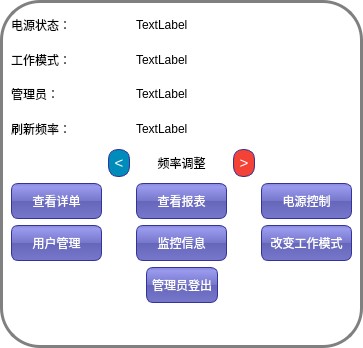
Qt form Master/managercontrolpanel.ui (L-Jay1999/DistributedTemperatureControlSystem) before a commit.
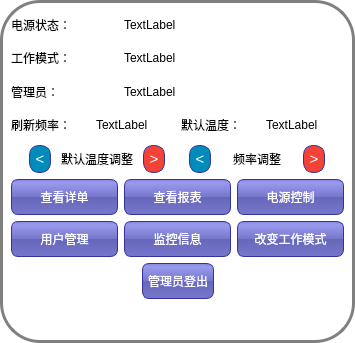
The same form after that commit.

Commit message: 修改SetModeRequest格式，管理员校验，以及默认温度调整

The edit to the form file:
```diff
--- a/Master/managercontrolpanel.ui
+++ b/Master/managercontrolpanel.ui
@@ -6,8 +6,8 @@
    <rect>
     <x>0</x>
     <y>0</y>
-    <width>363</width>
-    <height>348</height>
+    <width>355</width>
+    <height>343</height>
    </rect>
   </property>
   <property name="windowTitle">
@@ -48,52 +48,35 @@
 }</string>
   </property>
   <layout class="QGridLayout" name="gridLayout">
-   <item row="3" column="0">
-    <widget class="QLabel" name="label_2">
-     <property name="text">
-      <string>工作模式：</string>
-     </property>
-    </widget>
-   </item>
-   <item row="2" column="2">
-    <widget class="QLabel" name="label_power">
-     <property name="text">
-      <string>TextLabel</string>
-     </property>
-    </widget>
-   </item>
-   <item row="11" column="0" colspan="5">
-    <widget class="QLabel" name="label_error_info">
-     <property name="text">
-      <string/>
-     </property>
-     <property name="alignment">
-      <set>Qt::AlignCenter</set>
-     </property>
-    </widget>
-   </item>
-   <item row="9" column="0">
+   <item row="6" column="0">
     <widget class="QPushButton" name="pushButton_user">
      <property name="text">
       <string>用户管理</string>
      </property>
     </widget>
    </item>
-   <item row="4" column="2">
-    <widget class="QLabel" name="label_manager">
+   <item row="0" column="0">
+    <widget class="QLabel" name="label">
+     <property name="text">
+      <string>电源状态：</string>
+     </property>
+    </widget>
+   </item>
+   <item row="5" column="0">
+    <widget class="QPushButton" name="pushButton_detail">
+     <property name="text">
+      <string>查看详单</string>
+     </property>
+    </widget>
+   </item>
+   <item row="1" column="1">
+    <widget class="QLabel" name="label_mode">
      <property name="text">
       <string>TextLabel</string>
      </property>
     </widget>
    </item>
-   <item row="8" column="2">
-    <widget class="QPushButton" name="pushButton_report">
-     <property name="text">
-      <string>查看报表</string>
-     </property>
-    </widget>
-   </item>
-   <item row="10" column="0" colspan="5">
+   <item row="7" column="0" colspan="3">
     <layout class="QHBoxLayout" name="horizontalLayout_2">
      <item>
       <spacer name="horizontalSpacer">
@@ -130,42 +113,199 @@
      </item>
     </layout>
    </item>
-   <item row="4" column="0">
+   <item row="2" column="1">
+    <widget class="QLabel" name="label_manager">
+     <property name="text">
+      <string>TextLabel</string>
+     </property>
+    </widget>
+   </item>
+   <item row="2" column="0">
     <widget class="QLabel" name="label_3">
      <property name="text">
       <string>管理员：</string>
      </property>
     </widget>
    </item>
-   <item row="9" column="2">
-    <widget class="QPushButton" name="pushButton_monitor">
-     <property name="text">
-      <string>监控信息</string>
-     </property>
-    </widget>
+   <item row="4" column="0" colspan="3">
+    <layout class="QHBoxLayout" name="horizontalLayout_3">
+     <item>
+      <layout class="QHBoxLayout" name="horizontalLayout_4" stretch="0,0,0">
+       <item>
+        <widget class="QPushButton" name="pushButton_degree_down">
+         <property name="maximumSize">
+          <size>
+           <width>22</width>
+           <height>28</height>
+          </size>
+         </property>
+         <property name="styleSheet">
+          <string notr="true">QPushButton {
+    min-width: 10px;
+    max-width: 10px;
+    max-height: 10px;
+    min-height: 10px;
+    border-radius: 10px;
+    font-size: 15px;
+    color: white;
+    background: #008cba ; /* 默认颜色 */
+}
+
+QPushButton:hover {
+    font-size: 18px;
+    color: white;
+    background: #d5d5d5; /* 悬停颜色 */
+}
+
+QPushButton:pressed {
+    background: #f2f2f2 /* 按下颜色 */
+}</string>
+         </property>
+         <property name="text">
+          <string>&lt;</string>
+         </property>
+        </widget>
+       </item>
+       <item>
+        <widget class="QLabel" name="label_6">
+         <property name="maximumSize">
+          <size>
+           <width>80</width>
+           <height>80</height>
+          </size>
+         </property>
+         <property name="text">
+          <string>默认温度调整</string>
+         </property>
+         <property name="alignment">
+          <set>Qt::AlignCenter</set>
+         </property>
+        </widget>
+       </item>
+       <item>
+        <widget class="QPushButton" name="pushButton_degree_up">
+         <property name="maximumSize">
+          <size>
+           <width>22</width>
+           <height>28</height>
+          </size>
+         </property>
+         <property name="styleSheet">
+          <string notr="true">QPushButton {
+    min-width: 10px;
+    max-width: 10px;
+    max-height: 10px;
+    min-height: 10px;
+    border-radius: 10px;
+    font-size: 15px;
+    color: white;
+    background: #f44336 ; /* 默认颜色 */
+}
+
+QPushButton:hover {
+    font-size: 18px;
+    color: white;
+    background: #d5d5d5; /* 悬停颜色 */
+}
+
+QPushButton:pressed {
+    background: #f2f2f2 /* 按下颜色 */
+}</string>
+         </property>
+         <property name="text">
+          <string>&gt;</string>
+         </property>
+        </widget>
+       </item>
+      </layout>
+     </item>
+     <item>
+      <layout class="QHBoxLayout" name="horizontalLayout_5" stretch="0,0,0">
+       <item>
+        <widget class="QPushButton" name="pushButton_rate_down">
+         <property name="autoFillBackground">
+          <bool>false</bool>
+         </property>
+         <property name="styleSheet">
+          <string notr="true">QPushButton {
+    min-width: 10px;
+    max-width: 10px;
+    max-height: 10px;
+    min-height: 10px;
+    border-radius: 10px;
+    font-size: 15px;
+    color: white;
+    background: #008cba ; /* 默认颜色 */
+}
+
+QPushButton:hover {
+    font-size: 18px;
+    color: white;
+    background: #d5d5d5; /* 悬停颜色 */
+}
+
+QPushButton:pressed {
+    background: #f2f2f2 /* 按下颜色 */
+}</string>
+         </property>
+         <property name="text">
+          <string>&lt;</string>
+         </property>
+         <property name="autoDefault">
+          <bool>false</bool>
+         </property>
+        </widget>
+       </item>
+       <item>
+        <widget class="QLabel" name="label_5">
+         <property name="maximumSize">
+          <size>
+           <width>80</width>
+           <height>16777215</height>
+          </size>
+         </property>
+         <property name="text">
+          <string>频率调整</string>
+         </property>
+         <property name="alignment">
+          <set>Qt::AlignCenter</set>
+         </property>
+        </widget>
+       </item>
+       <item>
+        <widget class="QPushButton" name="pushButton_rate_up">
+         <property name="styleSheet">
+          <string notr="true">QPushButton {
+    min-width: 10px;
+    max-width: 10px;
+    max-height: 10px;
+    min-height: 10px;
+    border-radius: 10px;
+    font-size: 15px;
+    color: white;
+    background: #f44336 ; /* 默认颜色 */
+}
+
+QPushButton:hover {
+    font-size: 18px;
+    color: white;
+    background: #d5d5d5; /* 悬停颜色 */
+}
+
+QPushButton:pressed {
+    background: #f2f2f2 /* 按下颜色 */
+}</string>
+         </property>
+         <property name="text">
+          <string>&gt;</string>
+         </property>
+        </widget>
+       </item>
+      </layout>
+     </item>
+    </layout>
    </item>
-   <item row="5" column="0">
-    <widget class="QLabel" name="label_4">
-     <property name="text">
-      <string>刷新频率：</string>
-     </property>
-    </widget>
-   </item>
-   <item row="3" column="2">
-    <widget class="QLabel" name="label_mode">
-     <property name="text">
-      <string>TextLabel</string>
-     </property>
-    </widget>
-   </item>
-   <item row="8" column="0">
-    <widget class="QPushButton" name="pushButton_detail">
-     <property name="text">
-      <string>查看详单</string>
-     </property>
-    </widget>
-   </item>
-   <item row="8" column="4">
+   <item row="5" column="2">
     <widget class="QPushButton" name="pushButton_power">
      <property name="styleSheet">
       <string notr="true"/>
@@ -175,14 +315,14 @@
      </property>
     </widget>
    </item>
-   <item row="2" column="0">
-    <widget class="QLabel" name="label">
+   <item row="0" column="1">
+    <widget class="QLabel" name="label_power">
      <property name="text">
-      <string>电源状态：</string>
+      <string>TextLabel</string>
      </property>
     </widget>
    </item>
-   <item row="9" column="4">
+   <item row="6" column="2">
     <widget class="QPushButton" name="pushButton_mode">
      <property name="styleSheet">
       <string notr="true"/>
@@ -192,84 +332,74 @@
      </property>
     </widget>
    </item>
-   <item row="5" column="2">
-    <widget class="QLabel" name="label_rate">
+   <item row="5" column="1">
+    <widget class="QPushButton" name="pushButton_report">
      <property name="text">
-      <string>TextLabel</string>
+      <string>查看报表</string>
      </property>
     </widget>
    </item>
-   <item row="6" column="2">
-    <widget class="QLabel" name="label_5">
-     <property name="text">
-      <string>频率调整</string>
-     </property>
-     <property name="alignment">
-      <set>Qt::AlignCenter</set>
-     </property>
-    </widget>
+   <item row="3" column="0" colspan="3">
+    <layout class="QHBoxLayout" name="horizontalLayout_6">
+     <item>
+      <layout class="QHBoxLayout" name="horizontalLayout_8">
+       <item>
+        <widget class="QLabel" name="label_4">
+         <property name="text">
+          <string>刷新频率：</string>
+         </property>
+        </widget>
+       </item>
+       <item>
+        <widget class="QLabel" name="label_rate">
+         <property name="text">
+          <string>TextLabel</string>
+         </property>
+        </widget>
+       </item>
+      </layout>
+     </item>
+     <item>
+      <layout class="QHBoxLayout" name="horizontalLayout_9">
+       <item>
+        <widget class="QLabel" name="label_7">
+         <property name="text">
+          <string>默认温度：</string>
+         </property>
+        </widget>
+       </item>
+       <item>
+        <widget class="QLabel" name="label_default_degree">
+         <property name="text">
+          <string>TextLabel</string>
+         </property>
+        </widget>
+       </item>
+      </layout>
+     </item>
+    </layout>
    </item>
    <item row="6" column="1">
-    <widget class="QPushButton" name="pushButton_rate_down">
-     <property name="autoFillBackground">
-      <bool>false</bool>
-     </property>
-     <property name="styleSheet">
-      <string notr="true">QPushButton {
-    min-width: 10px;
-    max-width: 10px;
-    max-height: 10px;
-    min-height: 10px;
-    border-radius: 10px;
-    font-size: 15px;
-    color: white;
-    background: #008cba ; /* 默认颜色 */
-}
-
-QPushButton:hover {
-    font-size: 18px;
-    color: white;
-    background: #d5d5d5; /* 悬停颜色 */
-}
-
-QPushButton:pressed {
-    background: #f2f2f2 /* 按下颜色 */
-}</string>
-     </property>
+    <widget class="QPushButton" name="pushButton_monitor">
      <property name="text">
-      <string>&lt;</string>
+      <string>监控信息</string>
      </property>
-     <property name="autoDefault">
-      <bool>false</bool>
-     </property>
     </widget>
    </item>
-   <item row="6" column="3">
-    <widget class="QPushButton" name="pushButton_rate_up">
-     <property name="styleSheet">
-      <string notr="true">QPushButton {
-    min-width: 10px;
-    max-width: 10px;
-    max-height: 10px;
-    min-height: 10px;
-    border-radius: 10px;
-    font-size: 15px;
-    color: white;
-    background: #f44336 ; /* 默认颜色 */
-}
-
-QPushButton:hover {
-    font-size: 18px;
-    color: white;
-    background: #d5d5d5; /* 悬停颜色 */
-}
-
-QPushButton:pressed {
-    background: #f2f2f2 /* 按下颜色 */
-}</string>
+   <item row="1" column="0">
+    <widget class="QLabel" name="label_2">
+     <property name="text">
+      <string>工作模式：</string>
      </property>
+    </widget>
+   </item>
+   <item row="8" column="0" colspan="3">
+    <widget class="QLabel" name="label_error_info">
      <property name="text">
-      <string>&gt;</string>
+      <string/>
+     </property>
+     <property name="alignment">
+      <set>Qt::AlignCenter</set>
      </property>
     </widget>
    </item>
```
The commit also changes 20 other files.
